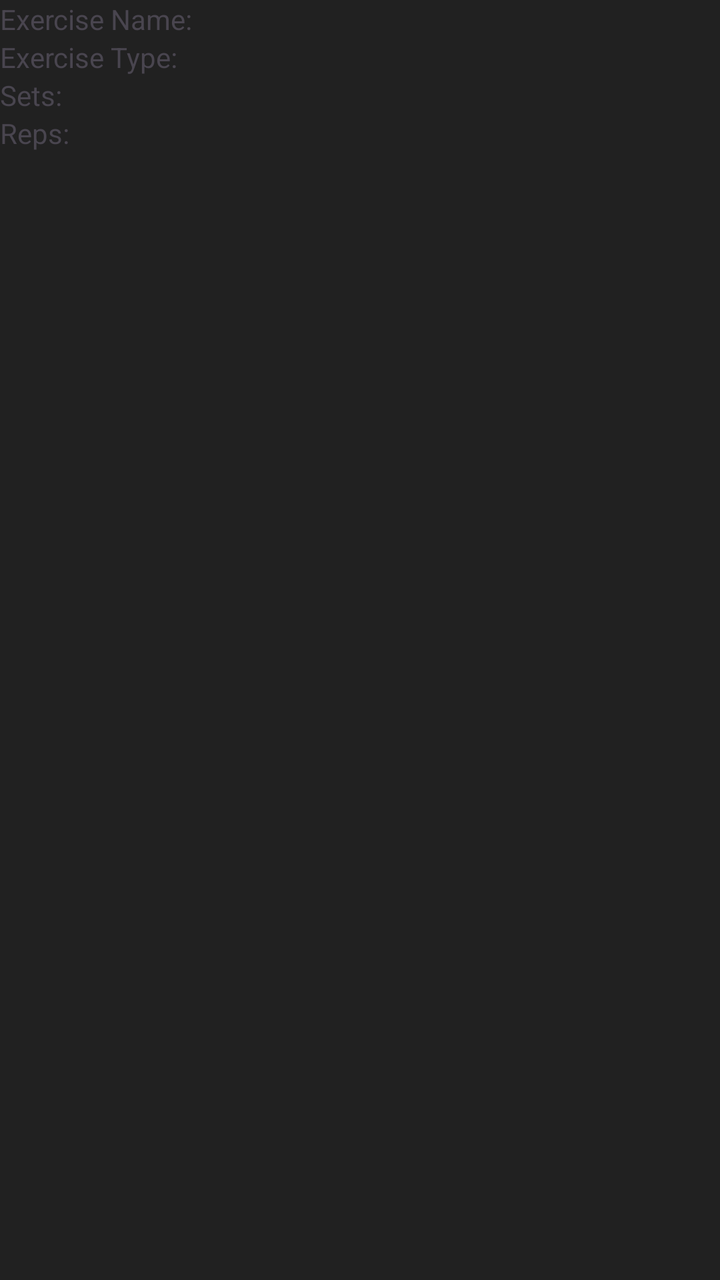
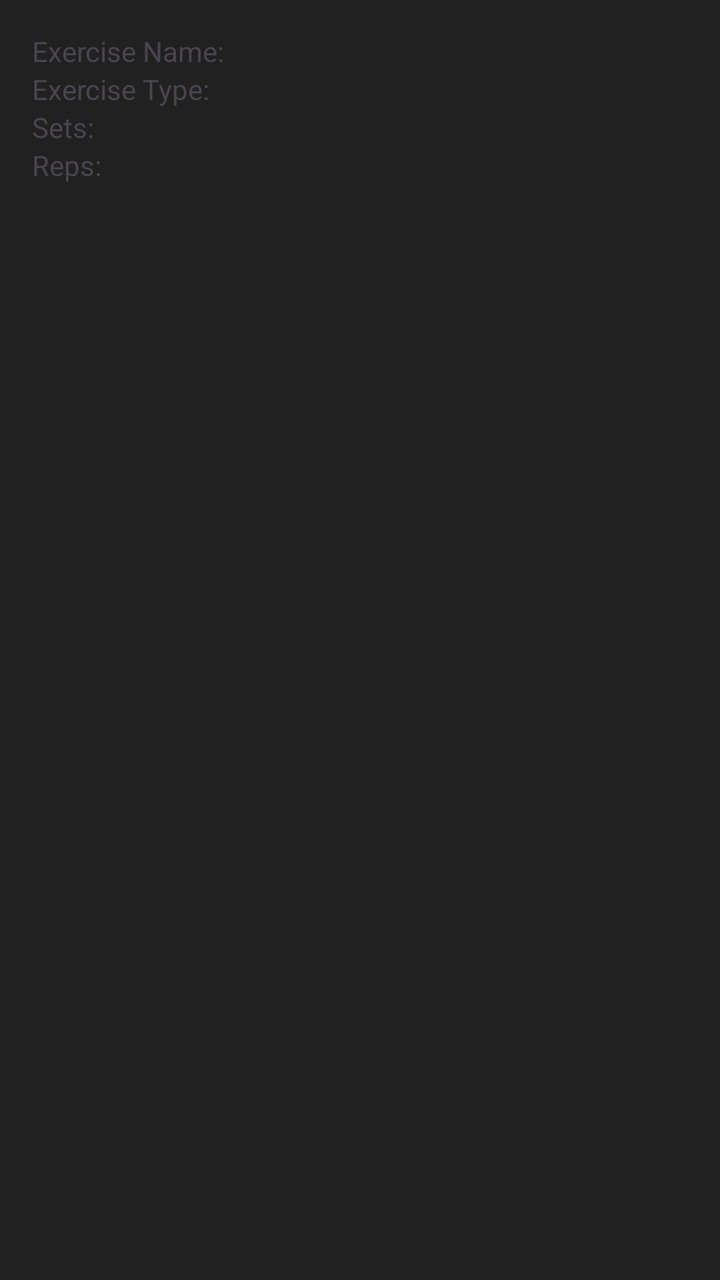

Two renders of the same Android screen: before a commit and after it. Below are the layout's source before the change and the commit's diff.
<!-- AndroidManifest.xml: application theme Theme.MyFit -->
<!-- res/layout/item_exercise.xml -->
<?xml version="1.0" encoding="utf-8"?>
<androidx.constraintlayout.widget.ConstraintLayout xmlns:android="http://schemas.android.com/apk/res/android"
    android:layout_width="match_parent"
    android:layout_height="match_parent"
    xmlns:app="http://schemas.android.com/apk/res-auto">

    <TextView
        android:id="@+id/exerciseName"
        android:layout_width="wrap_content"
        android:layout_height="wrap_content"
        android:text="@string/exercise_name"
        app:layout_constraintStart_toStartOf="parent"
        app:layout_constraintTop_toTopOf="parent"/>

    <TextView
        android:id="@+id/exerciseType"
        android:layout_width="wrap_content"
        android:layout_height="wrap_content"
        android:text="@string/exercise_type"
        app:layout_constraintStart_toStartOf="parent"
        app:layout_constraintTop_toBottomOf="@id/exerciseName"/>

    <TextView
        android:id="@+id/exerciseSets"
        android:layout_width="wrap_content"
        android:layout_height="wrap_content"
        android:text="@string/sets"
        app:layout_constraintStart_toStartOf="parent"
        app:layout_constraintTop_toBottomOf="@id/exerciseType"/>

    <TextView
        android:id="@+id/exerciseReps"
        android:layout_width="wrap_content"
        android:layout_height="wrap_content"
        android:text="@string/reps"
        app:layout_constraintStart_toStartOf="parent"
        app:layout_constraintTop_toBottomOf="@id/exerciseSets"/>


</androidx.constraintlayout.widget.ConstraintLayout>
<!-- resources referenced by this layout -->
<resources>
  <string name="exercise_name">Exercise Name: </string>
  <string name="exercise_type">Exercise Type: </string>
  <string name="reps">Reps: </string>
  <string name="sets">Sets: </string>
  <style name="Theme.MyFit" parent="Base.Theme.MyFit" />
  <style name="Base.Theme.MyFit" parent="Theme.Material3.DayNight.NoActionBar">
  
          
          <item name="colorPrimary">@color/yellowAccent</item>
          <item name="colorPrimaryVariant">@color/yellowAccentDark</item>
          <item name="colorOnPrimary">@android:color/black</item>
  
          
          <item name="android:windowBackground">@color/darkGreyBackground</item>
  
          
          <item name="colorSecondary">@color/yellowAccent</item>
          <item name="colorOnSecondary">@android:color/black</item>
  
          
          <item name="android:textColorPrimary">@android:color/white</item>
          <item name="android:textColorSecondary">@android:color/darker_gray</item>
  
      </style>
  <color name="yellowAccent">#FFEB3B</color>
  <color name="yellowAccentDark">#FBC02D</color>
  <color name="darkGreyBackground">#212121</color>
</resources>

<!-- the commit's change to res/layout/item_exercise.xml (unified diff, before → after) -->
@@ -1,7 +1,9 @@
 <?xml version="1.0" encoding="utf-8"?>
 <androidx.constraintlayout.widget.ConstraintLayout xmlns:android="http://schemas.android.com/apk/res/android"
     android:layout_width="match_parent"
-    android:layout_height="match_parent"
+    android:layout_height="wrap_content"
+    android:padding="@dimen/fragment_padding"
+    android:layout_margin="@dimen/card_margin"
     xmlns:app="http://schemas.android.com/apk/res-auto">
 
     <TextView
<!-- resource entries referenced after the edit -->
@@ -1,5 +1,7 @@
 <!-- resources referenced by this layout -->
 <resources>
+  <dimen name="card_margin">8dp</dimen>
+  <dimen name="fragment_padding">16dp</dimen>
   <string name="exercise_name">Exercise Name: </string>
   <string name="exercise_type">Exercise Type: </string>
   <string name="reps">Reps: </string>
